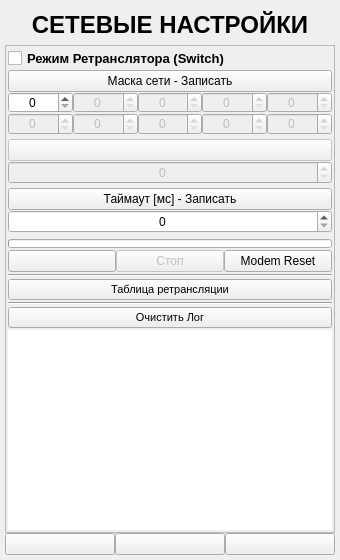
Old version of the form ANDROID_FORMS/net_settings_form.ui in the repository DavidSiegman/PLC_RF_Configurator.
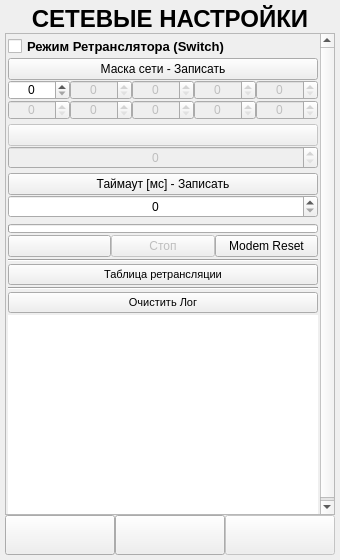
New version of the form. Icons and pictures are not drawn.

Commit message: 22.02.2019 8:40: Interfaces control form and PLC_RF Net settings form

Diff of the .ui file:
```diff
--- a/ANDROID_FORMS/net_settings_form.ui
+++ b/ANDROID_FORMS/net_settings_form.ui
@@ -13,7 +13,7 @@
   <property name="windowTitle">
    <string>Form</string>
   </property>
-  <layout class="QVBoxLayout" name="verticalLayout_7">
+  <layout class="QVBoxLayout" name="verticalLayout_9">
    <property name="spacing">
     <number>0</number>
    </property>
@@ -40,7 +40,7 @@
      <property name="minimumSize">
       <size>
        <width>0</width>
-       <height>40</height>
+       <height>0</height>
       </size>
      </property>
      <property name="font">
@@ -834,14 +834,35 @@
     </widget>
    </item>
    <item>
-    <layout class="QHBoxLayout" name="horizontalLayout_2">
+    <widget class="QWidget" name="DownPanel_Widget" native="true">
+     <property name="styleSheet">
+      <string notr="true"/>
+     </property>
+     <layout class="QVBoxLayout" name="verticalLayout_7">
+      <property name="spacing">
+       <number>0</number>
+      </property>
+      <property name="leftMargin">
+       <number>0</number>
+      </property>
+      <property name="topMargin">
+       <number>0</number>
+      </property>
+      <property name="rightMargin">
+       <number>0</number>
+      </property>
+      <property name="bottomMargin">
+       <number>0</number>
+      </property>
+      <item>
+       <layout class="QHBoxLayout" name="horizontalLayout_3">
      <property name="spacing">
       <number>0</number>
      </property>
      <item>
       <widget class="QPushButton" name="Back">
        <property name="sizePolicy">
-        <sizepolicy hsizetype="Expanding" vsizetype="Minimum">
+           <sizepolicy hsizetype="Minimum" vsizetype="Minimum">
          <horstretch>0</horstretch>
          <verstretch>0</verstretch>
         </sizepolicy>
@@ -849,13 +870,7 @@
        <property name="minimumSize">
         <size>
          <width>0</width>
-         <height>0</height>
-        </size>
-       </property>
-       <property name="maximumSize">
-        <size>
-         <width>16777215</width>
-         <height>16777215</height>
+            <height>40</height>
         </size>
        </property>
        <property name="text">
@@ -876,15 +891,15 @@
      <item>
       <widget class="QPushButton" name="btnSettings">
        <property name="sizePolicy">
-        <sizepolicy hsizetype="Expanding" vsizetype="Minimum">
+           <sizepolicy hsizetype="Minimum" vsizetype="Minimum">
          <horstretch>0</horstretch>
          <verstretch>0</verstretch>
         </sizepolicy>
        </property>
        <property name="minimumSize">
         <size>
-         <width>40</width>
-         <height>0</height>
+            <width>0</width>
+            <height>40</height>
         </size>
        </property>
        <property name="maximumSize">
@@ -913,8 +928,11 @@
      </item>
      <item>
       <widget class="QPushButton" name="Next">
+          <property name="enabled">
+           <bool>false</bool>
+          </property>
        <property name="sizePolicy">
-        <sizepolicy hsizetype="Expanding" vsizetype="Minimum">
+           <sizepolicy hsizetype="Minimum" vsizetype="Minimum">
          <horstretch>0</horstretch>
          <verstretch>0</verstretch>
         </sizepolicy>
@@ -922,13 +940,7 @@
        <property name="minimumSize">
         <size>
          <width>0</width>
-         <height>0</height>
-        </size>
-       </property>
-       <property name="maximumSize">
-        <size>
-         <width>16777215</width>
-         <height>16777215</height>
+            <height>40</height>
         </size>
        </property>
        <property name="text">
@@ -947,6 +959,9 @@
       </widget>
      </item>
     </layout>
+      </item>
+     </layout>
+    </widget>
    </item>
   </layout>
  </widget>
```
Lines whose indentation alone changed are shown as unchanged. The commit also changes 68 other files.
